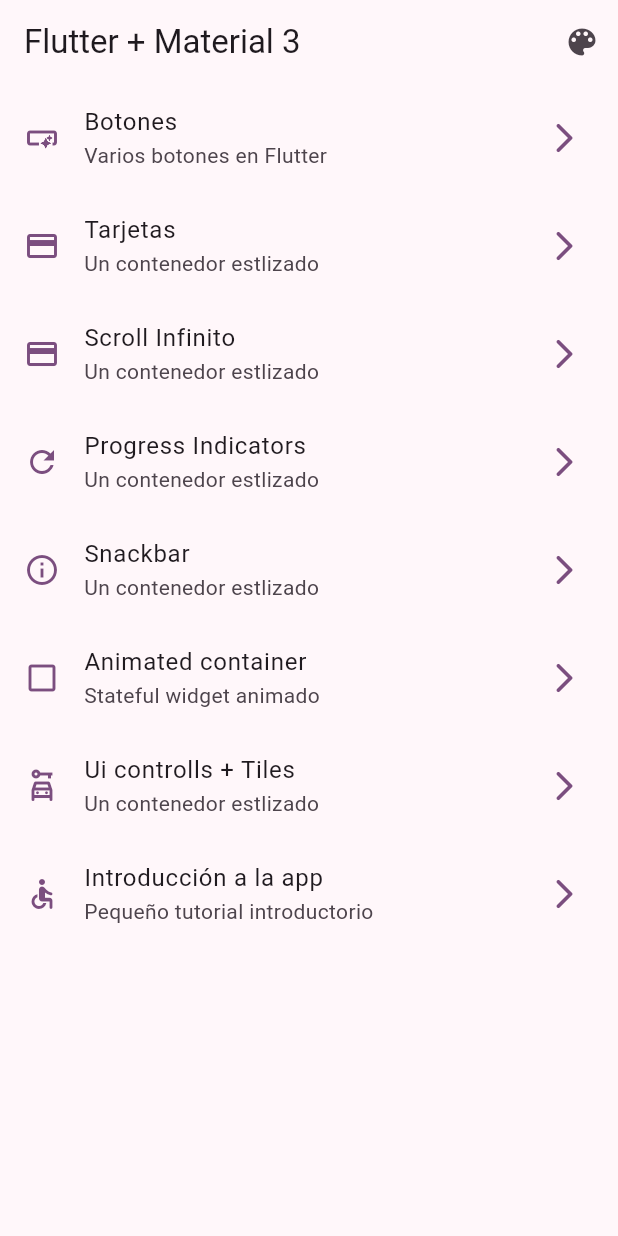
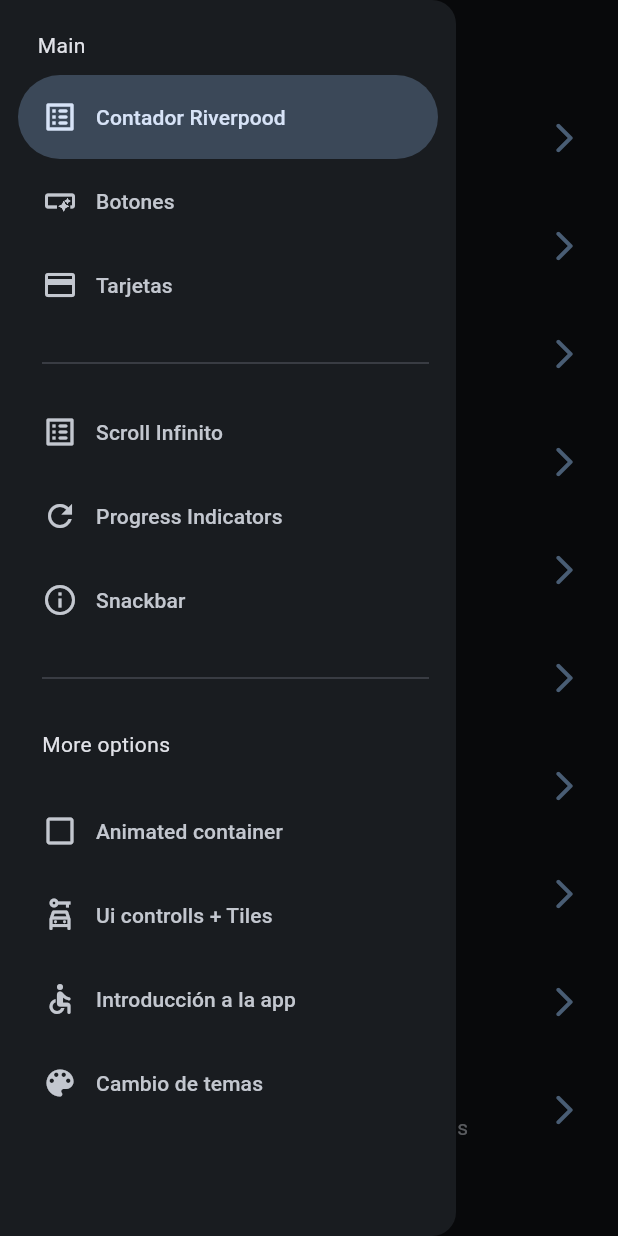
Before and after one commit to JorgeMunarriz/widgets_app, a Flutter app: the screen it shows after launch, with the side drawer open (before the commit the screen has no drawer), on a phone screen of 412 x 824 dp. Run offline on Flutter 3.47's test engine with Material 3 defaults, Android fonts, the phone set to English and light mode, and no system bars; our stand-ins replace animate_do, flutter_riverpod, go_router.

Commit message:
Riverpood finalizado

```diff
--- a/lib/config/menu/menu_items.dart
+++ b/lib/config/menu/menu_items.dart
@@ -16,6 +16,12 @@ class MenuItem {
 
 const appMenuItems = <MenuItem>[
   MenuItem(
+    title: 'Contador Riverpood ',
+    subtitle: 'Introducción a Riverpood ',
+    link: '/counter',
+    icon: Icons.list_alt_rounded,
+  ),
+  MenuItem(
     title: 'Botones',
     subtitle: 'Varios botones en Flutter',
     link: '/buttons',
@@ -29,9 +35,9 @@ const appMenuItems = <MenuItem>[
   ),
   MenuItem(
     title: 'Scroll Infinito',
-    subtitle: 'Un contenedor estlizado',
+    subtitle: 'Listas infinitas',
     link: '/infinite-scroll',
-    icon: Icons.credit_card,
+    icon: Icons.list_alt_rounded,
   ),
   MenuItem(
     title: 'Progress Indicators',
@@ -63,4 +69,10 @@ const appMenuItems = <MenuItem>[
     link: '/tutorial',
     icon: Icons.accessible_rounded,
   ),
+  MenuItem(
+    title: 'Cambio de temas',
+    subtitle: 'Pantalla para la configuracion de temas',
+    link: '/themes',
+    icon: Icons.color_lens_rounded,
+  ),
 ];
--- a/lib/config/router/app_router.dart
+++ b/lib/config/router/app_router.dart
@@ -37,8 +37,8 @@ final appRouter = GoRouter(
     ),
     GoRoute(
       path: '/animated',
-      name: AnimatedScreens.name,
-      builder: (context, state) => const AnimatedScreens(),
+      name: AnimatedScreen.name,
+      builder: (context, state) => const AnimatedScreen(),
     ),
     GoRoute(
       path: '/ui-controls',
@@ -50,5 +50,15 @@ final appRouter = GoRouter(
       name: AppTutorialScreen.name,
       builder: (context, state) => const AppTutorialScreen(),
     ),
+    GoRoute(
+      path: '/themes',
+      name: ThemesScreen.name,
+      builder: (context, state) => const ThemesScreen(),
+    ),
+    GoRoute(
+      path: '/counter',
+      name: CounterScreen.name,
+      builder: (context, state) => const CounterScreen(),
+    ),
   ],
 );
--- a/lib/config/theme/app_theme.dart
+++ b/lib/config/theme/app_theme.dart
@@ -12,20 +12,40 @@ const colorList = <Color>[
   Colors.pinkAccent,
 ];
 
+final colorNames = <Color, String>{
+  Colors.blue : 'Blue',
+  Colors.teal: 'Teal',
+  Colors.green: 'Green',
+  Colors.red: 'Red',
+  Colors.purple: 'Purple',
+  Colors.deepPurple: 'Deep Purple',
+  Colors.orange: 'Orange',
+  Colors.pink: 'Pink',
+  Colors.pinkAccent: 'Pink Accent',
+};
+
+
 class AppTheme {
-  final int selectedColor;
+  final int?
+      selectedColor; // Cambiado a nullable para manejar el color personalizado
+  final Color? customColor; // Nuevo campo para el color personalizado
+  final bool isDarkMode;
+
   AppTheme({
-    this.selectedColor = 0, required bool isDarkMode,
-  })  : assert(selectedColor >= 0, 'Selected color must be greater than 0'),
-        assert(selectedColor < colorList.length,
-            'Selected color must be less or equal than ${colorList.length - 1}');
-  // assert(selectedColor < 0, 'Selected color must be greater than 0');
+    this.selectedColor,
+    this.customColor,
+    this.isDarkMode = false,
+  }) : assert(
+            selectedColor == null ||
+                (selectedColor >= 0 && selectedColor < colorList.length),
+            'Selected color index must be between 0 and ${colorList.length - 1}');
+
+  Color get activeColor => customColor ?? colorList[selectedColor ?? 0];
 
   ThemeData getTheme() => ThemeData(
         useMaterial3: true,
-        colorSchemeSeed: colorList[selectedColor],
-        appBarTheme: const AppBarTheme(
-          centerTitle: false,
-        ),
+        colorSchemeSeed: activeColor,
+        appBarTheme: const AppBarTheme(centerTitle: false),
+        brightness: isDarkMode ? Brightness.dark : Brightness.light,
       );
 }
--- a/lib/main.dart
+++ b/lib/main.dart
@@ -1,28 +1,34 @@
 import 'package:flutter/material.dart';
-import 'package:provider/provider.dart';
+import 'package:flutter_riverpod/flutter_riverpod.dart';
 import 'package:widgets_app/config/router/app_router.dart';
-import 'package:widgets_app/presentation/screens/providers/theme_provider.dart';
+import 'package:widgets_app/config/theme/app_theme.dart';
+import 'package:widgets_app/presentation/providers/theme_dark_provider.dart';
 
 void main() {
-  runApp(const MainApp());
+  runApp(const ProviderScope(child: MainApp()));
 }
 
-class MainApp extends StatelessWidget {
+class MainApp extends ConsumerWidget {
   const MainApp({super.key});
 
   @override
-  Widget build(BuildContext context) {
-    return ChangeNotifierProvider(
-      create: (_) => ThemeProvider(),
-      child: Consumer<ThemeProvider>(
-        builder: (context, themeProvider, _) {
-          return MaterialApp.router(
-            routerConfig: appRouter,
-            debugShowCheckedModeBanner: false,
-            theme: themeProvider.theme,
-          );
-        },
-      ),
+  Widget build(BuildContext context, WidgetRef ref) {
+    bool isDarkMode = ref.watch(isDarkModeProvider);
+    int selectedColor = ref.watch(selectedcolorListProvider);
+    Color? customColor;
+    if (selectedColor >= colorList.length) {
+      customColor = Color(selectedColor);
+    }
+
+    return MaterialApp.router(
+      title: 'Flutter widgets',
+      routerConfig: appRouter,
+      debugShowCheckedModeBanner: false,
+      theme: AppTheme(
+              selectedColor: customColor == null ? selectedColor : null,
+              customColor: customColor,
+              isDarkMode: isDarkMode)
+          .getTheme(),
     );
   }
 }
--- /dev/null
+++ b/lib/presentation/providers/counter_provider.dart
@@ -0,0 +1,3 @@
+import 'package:flutter_riverpod/flutter_riverpod.dart';
+
+final counterProvider = StateProvider<int>((ref) => 5);
--- /dev/null
+++ b/lib/presentation/providers/theme_dark_provider.dart
@@ -0,0 +1,10 @@
+import 'package:flutter_riverpod/flutter_riverpod.dart';
+import 'package:widgets_app/config/theme/app_theme.dart';
+
+final isDarkModeProvider = StateProvider<bool>((ref) => true);
+
+final colorListProvider = Provider((ref) => colorList);
+
+
+
+final selectedcolorListProvider = StateProvider((ref) => 0);
--- a/lib/presentation/screens/providers/theme_provider.dart
+++ b/lib/presentation/providers/theme_provider.dart
@@ -2,13 +2,15 @@ import 'package:flutter/material.dart';
 import 'package:widgets_app/config/theme/app_theme.dart';
 
 class ThemeProvider extends ChangeNotifier {
-  int _selectedColor = 4;
+  int _selectedColor = 0;
   bool _isDarkMode = false;
 
   int get selectedColor => _selectedColor;
   bool get isDarkMode => _isDarkMode;
 
-  ThemeData get theme => AppTheme(selectedColor: _selectedColor, isDarkMode: _isDarkMode).getTheme();
+  ThemeData get theme =>
+      AppTheme(selectedColor: _selectedColor, isDarkMode: _isDarkMode)
+          .getTheme();
 
   void changeColor() {
     _selectedColor = (_selectedColor + 1) % colorList.length;
--- a/lib/presentation/screens/home/home_screen.dart
+++ b/lib/presentation/screens/home/home_screen.dart
@@ -1,9 +1,9 @@
 import 'package:flutter/material.dart';
 import 'package:go_router/go_router.dart';
-import 'package:provider/provider.dart';
 import 'package:widgets_app/config/menu/menu_items.dart';
-import 'package:widgets_app/config/theme/app_theme.dart';
-import 'package:widgets_app/presentation/screens/providers/theme_provider.dart';
+// import 'package:provider/provider.dart';
+// import 'package:widgets_app/presentation/providers/theme_provider.dart';
+import 'package:widgets_app/presentation/widgets/side_menu.dart';
 
 class HomeScreen extends StatefulWidget {
   static const String name = 'home_screen';
@@ -15,31 +15,38 @@ class HomeScreen extends StatefulWidget {
 
 class _HomeScreenState extends State<HomeScreen> {
   int selectedColor = 0;
-  bool isDarkMode = false;
-
-  void changeTheme() {
-    setState(() {
-      selectedColor = (selectedColor + 1) % colorList.length;
-    });
-  }
 
   @override
   Widget build(BuildContext context) {
-    final themeProvider = Provider.of<ThemeProvider>(context);
+    // final themeProvider = Provider.of<ThemeProvider>(context);
+    final scaffoldKey = GlobalKey<ScaffoldState>();
 
     return Scaffold(
+      key: scaffoldKey,
       appBar: AppBar(
         title: const Text(
           'Flutter + Material 3',
         ),
-        actions: [
-          IconButton(
-            onPressed: () => themeProvider.changeColor(),
-            icon: const Icon(Icons.color_lens_rounded),
-          ),
+        actions: const [
+          // IconButton(
+          //   onPressed: () => themeProvider.changeColor(),
+          //   icon: const Icon(Icons.color_lens_rounded),
+          // ),
+          // themeProvider.isDarkMode
+          //     ? IconButton(
+          //         onPressed: () => themeProvider.toggleDarkMode(),
+          //         icon: const Icon(Icons.light_mode),
+          //       )
+          //     : IconButton(
+          //         onPressed: () => themeProvider.toggleDarkMode(),
+          //         icon: const Icon(Icons.dark_mode),
+          //       ),
         ],
       ),
       body: const _HomeView(),
+      drawer: SideMenu(
+        scaffoldKey: scaffoldKey,
+      ),
     );
   }
 }
--- a/lib/presentation/screens/screens.dart
+++ b/lib/presentation/screens/screens.dart
@@ -1,9 +1,12 @@
-export 'package:widgets_app/presentation/screens/animated/animated_screens.dart';
+
+export 'package:widgets_app/presentation/screens/animated/animated_screen.dart';
 export 'package:widgets_app/presentation/screens/app_tutorial/app_tutorial_screen.dart';
 export 'package:widgets_app/presentation/screens/buttons/buttons_screen.dart';
 export 'package:widgets_app/presentation/screens/cards/cards_screen.dart';
+export 'package:widgets_app/presentation/screens/counter/counter_screen.dart';
 export 'package:widgets_app/presentation/screens/home/home_screen.dart';
 export 'package:widgets_app/presentation/screens/infinite_scroll/infinite_scroll_screen.dart';
 export 'package:widgets_app/presentation/screens/progress/progress_screen.dart';
 export 'package:widgets_app/presentation/screens/snackbar/snackbar_screen.dart';
+export 'package:widgets_app/presentation/screens/themes/themes_screen.dart';
 export 'package:widgets_app/presentation/screens/ui_controlls/ui_controls_screen.dart';
--- /dev/null
+++ b/lib/presentation/widgets/side_menu.dart
@@ -0,0 +1,70 @@
+import 'package:flutter/material.dart';
+import 'package:go_router/go_router.dart';
+import 'package:widgets_app/config/menu/menu_items.dart';
+
+class SideMenu extends StatefulWidget {
+  final GlobalKey<ScaffoldState> scaffoldKey;
+
+  const SideMenu({super.key, required this.scaffoldKey});
+
+  @override
+  State<SideMenu> createState() => _SideMenuState();
+}
+
+class _SideMenuState extends State<SideMenu> {
+  int navDrawerIndex = 0;
+
+  @override
+  Widget build(BuildContext context) {
+    final hasNotch = MediaQuery.of(context).viewPadding.top > 35;
+
+    return NavigationDrawer(
+      selectedIndex: navDrawerIndex,
+      onDestinationSelected: (value) {
+        setState(() {
+          navDrawerIndex = value;
+        });
+
+        final menuItem = appMenuItems[value];
+        context.push(menuItem.link);
+        widget.scaffoldKey.currentState?.closeDrawer();
+      },
+      children: [
+        Padding(
+          padding: EdgeInsets.fromLTRB(25, hasNotch ? 10 : 20, 16, 10),
+          child: const Text('Main'),
+        ),
+        ...appMenuItems.sublist(0, 3).map(
+              (item) => NavigationDrawerDestination(
+                icon: Icon(item.icon),
+                label: Text(item.title),
+              ),
+            ),
+        const Padding(
+          padding: EdgeInsets.fromLTRB(28, 16, 18, 10),
+          child: Divider(),
+        ),
+        ...appMenuItems.sublist(3, 6).map(
+              (item) => NavigationDrawerDestination(
+                icon: Icon(item.icon),
+                label: Text(item.title),
+              ),
+            ),
+        const Padding(
+          padding: EdgeInsets.fromLTRB(28, 16, 18, 10),
+          child: Divider(),
+        ),
+        const Padding(
+          padding: EdgeInsets.fromLTRB(28, 16, 18, 20),
+          child: Text('More options'),
+        ),
+        ...appMenuItems.sublist(6).map(
+              (item) => NavigationDrawerDestination(
+                icon: Icon(item.icon),
+                label: Text(item.title),
+              ),
+            ),
+      ],
+    );
+  }
+}
--- a/pubspec.yaml
+++ b/pubspec.yaml
@@ -10,6 +10,7 @@ dependencies:
   animate_do: ^3.3.4
   flutter:
     sdk: flutter
+  flutter_riverpod: ^2.6.1
   go_router: ^14.4.1
   provider: ^6.1.2
 
```
Also changed, not shown: lib/presentation/screens/animated/animated_screen.dart (renamed from lib/presentation/screens/animated/animated_screens.dart, +7 -7 lines), lib/presentation/screens/counter/counter_screen.dart (added, +47 -0 lines), lib/presentation/screens/infinite_scroll/infinite_scroll_screen.dart (+117 -2 lines), lib/presentation/screens/themes/themes_screen.dart (added, +147 -0 lines), pubspec.lock.
